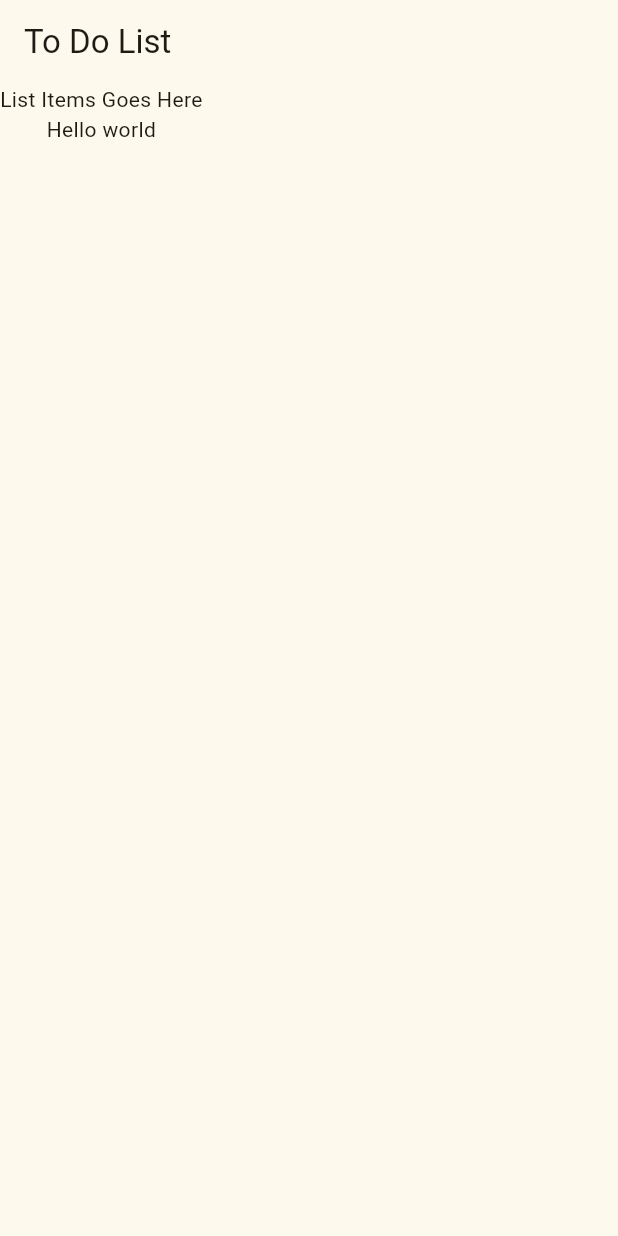
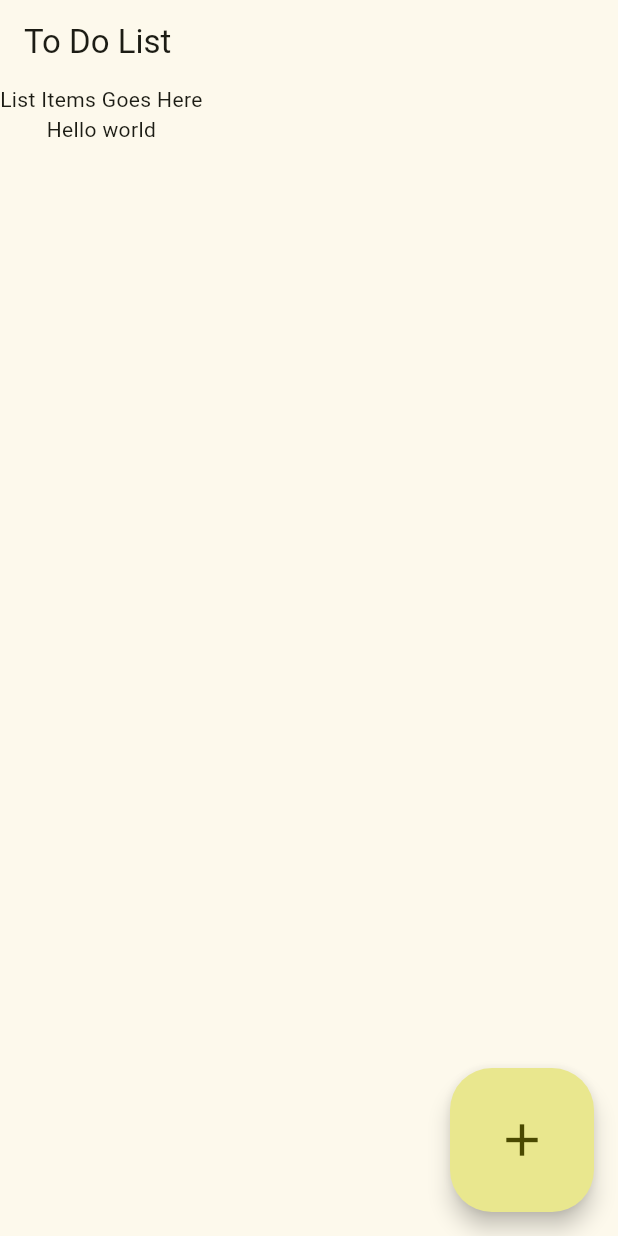
Before and after one commit to jayceebuarao/todo-list, a Flutter app: the screen it shows after launch, on a phone screen of 412 x 824 dp. Run offline on Flutter 3.47's test engine with Material 2 defaults, Android fonts, the phone set to English and light mode, and no system bars.

```diff
--- a/lib/todos.dart
+++ b/lib/todos.dart
@@ -20,6 +20,10 @@ class _ToDosState extends State<ToDos> {
           Text('Hello world'),
         ],
       ),
+      floatingActionButton: FloatingActionButton.large(
+        child: const Icon(Icons.add),
+        onPressed: () {},
+      ),
     );
   }
 }
```
